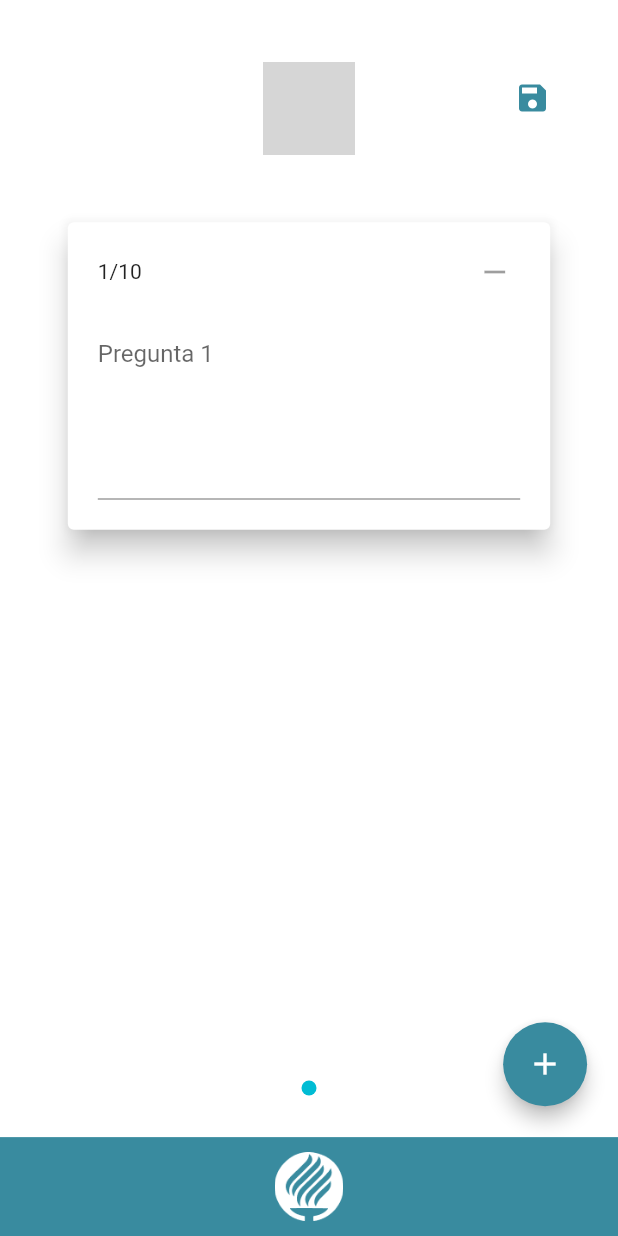
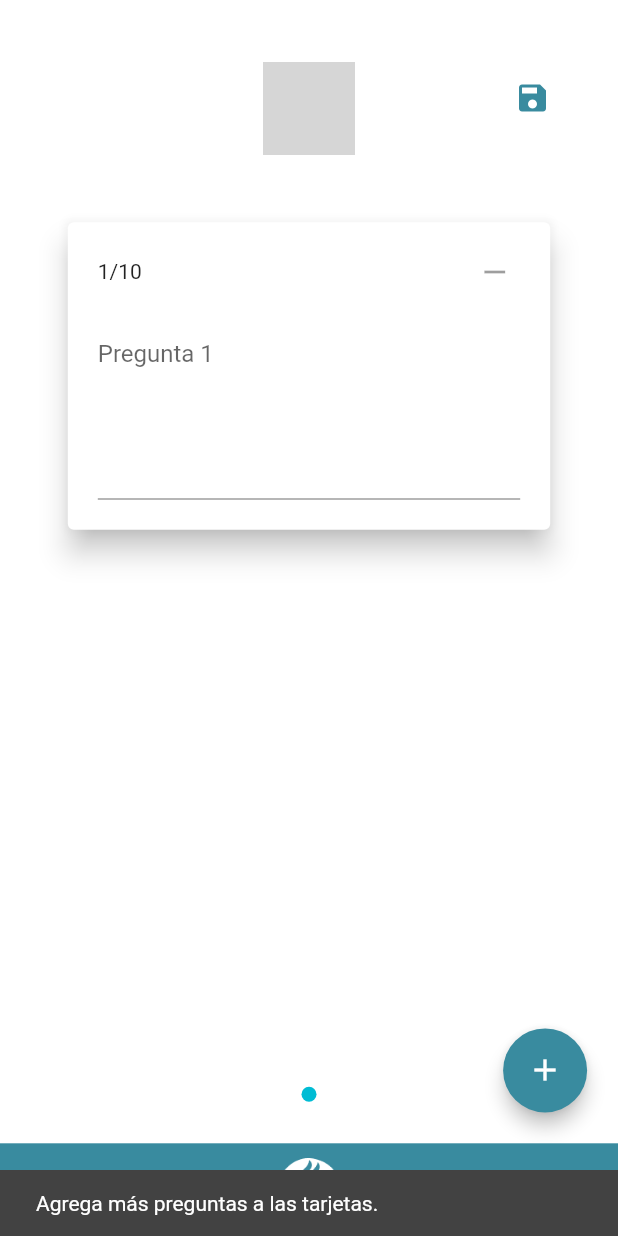
Before and after one commit to MIKEGUIJARRO/SGC, a Flutter app: the CreateSurveyScreen screen opened by its route, after a tap on the "save" icon, on a phone screen of 412 x 824 dp. Run offline on Flutter 3.47's test engine with Material 2 defaults, Android fonts, the phone set to English and light mode, and no system bars; our stand-ins replace flutter_swiper, hex; grey boxes are pictures that could not be loaded.

Commit message:
Implementacion de CreateSurveyScreen statefull de manera correcta, UI funcionando

```diff
--- a/lib/provider/survey.dart
+++ b/lib/provider/survey.dart
@@ -26,10 +26,10 @@ class Survey with ChangeNotifier {
   //Esta es la encuesta que se estara trabajando en macro en la app.
   //La que se respondera "n" veces.
   List<SurveyItem> _surveyItems = [
-    SurveyItem(question: "Pregunta 1?", responses: []),
+    /* SurveyItem(question: "Pregunta 1?", responses: []),
     SurveyItem(question: "Pregunta 2?", responses: []),
     SurveyItem(question: "Pregunta 3?", responses: []),
-    SurveyItem(question: "Pregunta 4?", responses: []),
+    SurveyItem(question: "Pregunta 4?", responses: []), */
   ];
 
  Future<void> initSurvey({List<String> questions, List<ResponseItem> responses}) async {
--- a/lib/screens/create_survey_screen.dart
+++ b/lib/screens/create_survey_screen.dart
@@ -5,6 +5,7 @@ import 'package:flutter_swiper/flutter_swiper.dart';
 import '../widgets/bottom_bar_tec.dart';
 import '../constants/size_config.dart';
 import '../widgets/content_create_survey.dart';
+import '../screens/home_screen.dart';
 
 /*
     Se busca el hacer la misma implementacion que se realizo con el Provider
@@ -15,48 +16,59 @@ import '../widgets/content_create_survey.dart';
 
 class QuestionsHolder {
   final lim;
-  final List<TextEditingController> _controller = [
+  final List<TextEditingController> _controllers = [
     TextEditingController(), //La primer pregunta siempre esta vacia
   ];
 
   QuestionsHolder({@required this.lim});
 
   void addController() {
-    _controller.add(TextEditingController());
+    _controllers.add(TextEditingController());
   }
 
   void deleteController(int index) {
-    _controller.removeAt(index);
+    _controllers.removeAt(index);
   }
 
-  List<String> getQuestions(BuildContext ctx) { // pendiente de implementar
+  List<String> getQuestions() { // pendiente de implementar
     List<String> questions;
-    for (TextEditingController controller in _controller) {
+    for (TextEditingController controller in _controllers) {
       String question = controller.text;
-      if(!question.isEmpty){
-        questions.add(question);
-      }
-    }
-    if (questions.isEmpty) {
-      print("sad");
-
+      questions.add(question);
     }
     return questions;
   }
 
+  bool areEmptyQuestions() {
+    bool empty = false;
+    for (TextEditingController controller in _controllers) {
+      String question = controller.text;
+      if (question.isEmpty) {
+        return true;
+      }
+    }
+    return false;
+  }
+
   TextEditingController getController(int index){
-    return _controller[index];
+    return _controllers[index];
   }
 
   int getLength() {
-    return _controller.length;
+    return _controllers.length;
   }
 
   bool isLimitReached() {
-    if (_controller.length < 10) {
+    if (_controllers.length < 10) {
       return false;
     } else {
       return true;
+    }
+  }
+
+  void disposeControllers() {
+    for (TextEditingController controller in _controllers) {
+      controller.dispose();
     }
   }
 }
@@ -69,7 +81,75 @@ class CreateSurveyScreen extends StatefulWidget {
 }
 
 class _CreateSurveyScreenState extends State<CreateSurveyScreen> {
+
   final _questionsHolder = QuestionsHolder(lim: 10);
+
+  final GlobalKey<ScaffoldState> _scaffoldState = GlobalKey<ScaffoldState>();
+
+  var _controllerDialog = TextEditingController();
+
+
+
+  @override
+  void dispose() {
+    _controllerDialog.dispose();
+    _questionsHolder.disposeControllers();
+    super.dispose();
+  }
+
+
+  void _showSnackBar(String text, Color color) {
+    //Muestra si existe un textfield vacio.
+    final snackBar = SnackBar(
+      content: Text(text),
+      backgroundColor: color,
+    );
+    _scaffoldState.currentState.showSnackBar(snackBar);
+  }
+
+  void _showDialog() {
+
+    bool isEmpty = false;
+
+    showDialog(
+      context: context,
+      builder: (BuildContext ctx) {
+        return AlertDialog(
+          title: Text("Guardando"),
+          content: TextField(
+            decoration: InputDecoration(
+              labelText: "Titulo",
+              errorText: isEmpty ? "Introduce un titulo": null,
+            ),
+            controller: _controllerDialog,
+          ),
+          elevation: 8,
+          actions: <Widget>[
+            FlatButton(
+              child: Text("Cancelar"),
+              color: Colors.red[300],
+              onPressed: (){
+                Navigator.of(context).pop();
+              },
+            ),
+            FlatButton(
+              child: Text("Guardar"),
+              color: Theme.of(context).accentColor,
+              onPressed: (){
+                if (_controllerDialog.text.isNotEmpty) {
+                  Navigator.of(context).popAndPushNamed(HomeScreen.routeName);
+                } else {
+                  setState(() {
+                    isEmpty = true;
+                  });
+                }
+              },
+            )
+          ],
+        );
+      }
+    );
+  }
 
 
   void addQuestion() {
@@ -90,12 +170,22 @@ class _CreateSurveyScreenState extends State<CreateSurveyScreen> {
   }
 
   void saveQuestions() {
+    if (_questionsHolder.areEmptyQuestions() && _questionsHolder.getLength() > 1) {
+      _showSnackBar("Elimina las tarjetas vacias para continuar.", Colors.red[300]);
+    } else if (_questionsHolder.areEmptyQuestions() && _questionsHolder.getLength() == 1) {
+      _showSnackBar("Agrega más preguntas a las tarjetas.", Colors.grey[800]);
+    } else {
+      _showDialog();
+    }
 
   }
 
   @override
   Widget build(BuildContext context) {
+
+
     return Scaffold(
+      key: _scaffoldState,
       backgroundColor: Colors.white,
       body: SafeArea(
         child: Container(
--- a/lib/widgets/bottom_bar_tec.dart
+++ b/lib/widgets/bottom_bar_tec.dart
@@ -10,7 +10,7 @@ class BottomBarTec extends StatelessWidget {
         vertical: 10,
       ),
       width: SizeConfig.screenNoPaddingWidth,
-      height: SizeConfig.safeBlockVertical * 8,
+      height: SizeConfig.safeBlockVertical * 7.5,
       color: Color(0xff398B9F),
       child: Image.asset(
         "assets/images/tec.jpg",
```
